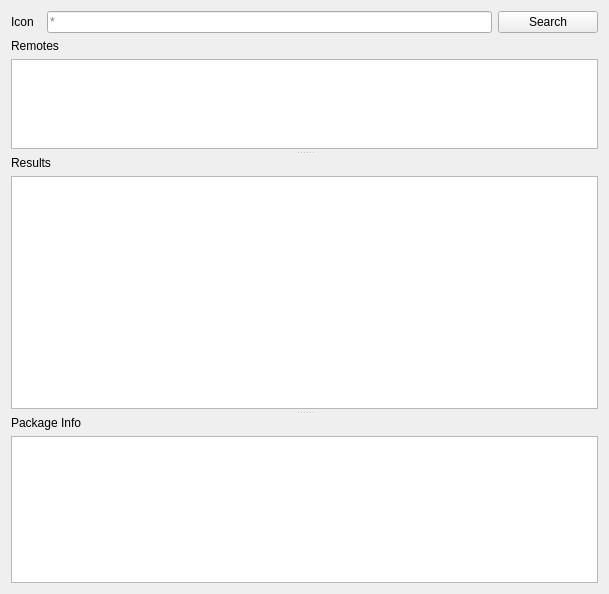
First picture: the form in src/conan_app_launcher/ui/views/conan_search/conan_search.ui, repository goszpeti/conan_explorer, before the edit.
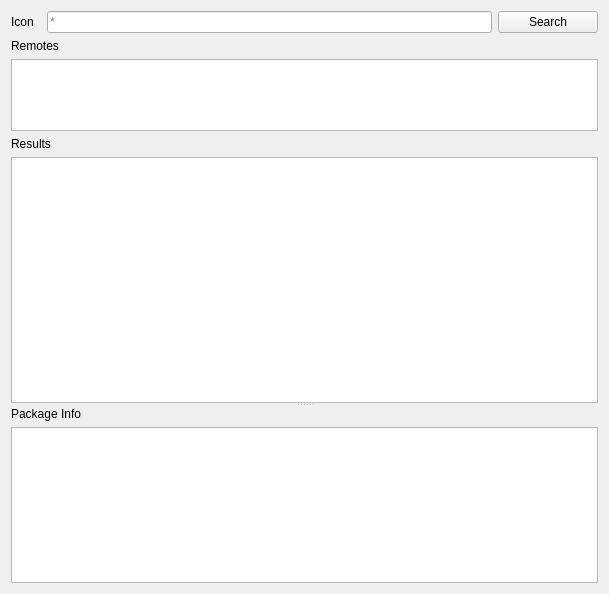
Second picture: the form after the edit. Custom widgets are drawn as their Qt base class.

```diff
--- a/src/conan_app_launcher/ui/views/conan_search/conan_search.ui
+++ b/src/conan_app_launcher/ui/views/conan_search/conan_search.ui
@@ -115,18 +115,10 @@
     </layout>
    </item>
    <item>
-    <widget class="QSplitter" name="views_splitter">
-     <property name="orientation">
-      <enum>Qt::Vertical</enum>
-     </property>
-     <property name="handleWidth">
-      <number>7</number>
-     </property>
-     <property name="childrenCollapsible">
-      <bool>false</bool>
-     </property>
-     <widget class="QWidget" name="layoutWidget">
       <layout class="QVBoxLayout" name="remotes_layout">
+     <property name="sizeConstraint">
+      <enum>QLayout::SetDefaultConstraint</enum>
+     </property>
        <item>
         <widget class="QLabel" name="remotes_label">
          <property name="sizePolicy">
@@ -143,7 +135,7 @@
        <item>
         <widget class="QListWidget" name="remote_list">
          <property name="sizePolicy">
-          <sizepolicy hsizetype="Expanding" vsizetype="Preferred">
+        <sizepolicy hsizetype="Expanding" vsizetype="Fixed">
            <horstretch>0</horstretch>
            <verstretch>0</verstretch>
           </sizepolicy>
@@ -151,20 +143,14 @@
          <property name="minimumSize">
           <size>
            <width>0</width>
-           <height>0</height>
-          </size>
-         </property>
-         <property name="sizeIncrement">
-          <size>
-           <width>0</width>
-           <height>0</height>
-          </size>
-         </property>
-         <property name="baseSize">
-          <size>
-           <width>0</width>
-           <height>0</height>
-          </size>
+         <height>50</height>
+        </size>
+       </property>
+       <property name="verticalScrollBarPolicy">
+        <enum>Qt::ScrollBarAsNeeded</enum>
+       </property>
+       <property name="horizontalScrollBarPolicy">
+        <enum>Qt::ScrollBarAsNeeded</enum>
          </property>
          <property name="sizeAdjustPolicy">
           <enum>QAbstractScrollArea::AdjustToContents</enum>
@@ -184,9 +170,26 @@
         </widget>
        </item>
       </layout>
-     </widget>
+   </item>
+   <item>
+    <widget class="QSplitter" name="views_splitter">
+     <property name="sizePolicy">
+      <sizepolicy hsizetype="Preferred" vsizetype="MinimumExpanding">
+       <horstretch>0</horstretch>
+       <verstretch>0</verstretch>
+      </sizepolicy>
+     </property>
+     <property name="orientation">
+      <enum>Qt::Vertical</enum>
+     </property>
+     <property name="childrenCollapsible">
+      <bool>false</bool>
+     </property>
      <widget class="QWidget" name="layoutWidget_2">
       <layout class="QVBoxLayout" name="results_layout">
+       <property name="sizeConstraint">
+        <enum>QLayout::SetMinAndMaxSize</enum>
+       </property>
        <item>
         <widget class="QLabel" name="results_label">
          <property name="sizePolicy">
@@ -203,23 +206,11 @@
        <item>
         <widget class="QTreeView" name="search_results_tree_view">
          <property name="sizePolicy">
-          <sizepolicy hsizetype="Expanding" vsizetype="Preferred">
+          <sizepolicy hsizetype="Expanding" vsizetype="MinimumExpanding">
            <horstretch>0</horstretch>
            <verstretch>0</verstretch>
           </sizepolicy>
          </property>
-         <property name="minimumSize">
-          <size>
-           <width>500</width>
-           <height>100</height>
-          </size>
-         </property>
-         <property name="sizeIncrement">
-          <size>
-           <width>0</width>
-           <height>0</height>
-          </size>
-         </property>
          <property name="sizeAdjustPolicy">
           <enum>QAbstractScrollArea::AdjustIgnored</enum>
          </property>
@@ -235,6 +226,9 @@
      </widget>
      <widget class="QWidget" name="layoutWidget_3">
       <layout class="QVBoxLayout" name="pkg_info_layout">
+       <property name="sizeConstraint">
+        <enum>QLayout::SetMinAndMaxSize</enum>
+       </property>
        <item>
         <widget class="QLabel" name="package_info_label">
          <property name="sizePolicy">
```
Left out of the diff: 3 changed lines with no effect on the pictures. Lines whose indentation alone changed are shown as unchanged.
